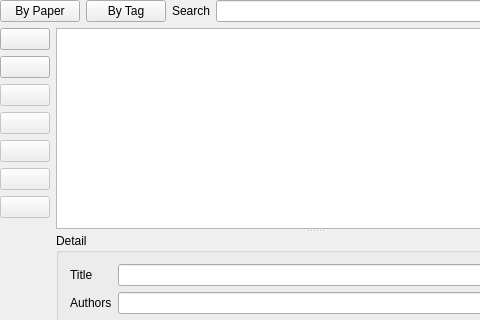
congchenutd/papernet, file PaperTagPage.ui: the form before one commit; both pictures show x 0 to 480 and y 0 to 320 of the 884 by 612 pixel window.
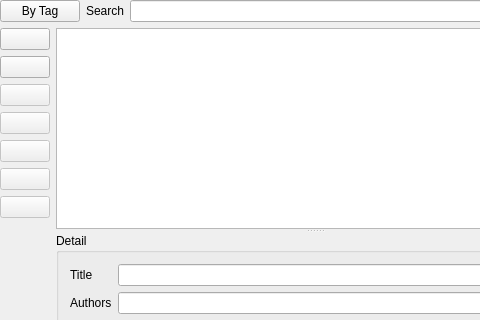
The form after the commit. Icons and pictures are not drawn.

Diff of the .ui file:
```diff
--- a/PaperTagPage.ui
+++ b/PaperTagPage.ui
@@ -20,21 +20,7 @@
    <item row="0" column="0" colspan="3">
     <layout class="QHBoxLayout" name="horizontalLayout">
      <item>
-      <widget class="QPushButton" name="btByPaper">
-       <property name="text">
-        <string>By Paper</string>
-       </property>
-       <property name="icon">
-        <iconset resource="MainWindow.qrc">
-         <normaloff>:/MainWindow/Images/ToiletPaper.png</normaloff>:/MainWindow/Images/ToiletPaper.png</iconset>
-       </property>
-       <property name="checkable">
-        <bool>true</bool>
-       </property>
-      </widget>
-     </item>
-     <item>
-      <widget class="QPushButton" name="btByTag">
+      <widget class="QPushButton" name="btByWhat">
        <property name="text">
         <string>By Tag</string>
        </property>
@@ -42,9 +28,6 @@
         <iconset resource="MainWindow.qrc">
          <normaloff>:/MainWindow/Images/Tag.png</normaloff>:/MainWindow/Images/Tag.png</iconset>
        </property>
-       <property name="checkable">
-        <bool>true</bool>
-       </property>
       </widget>
      </item>
      <item>
```
Left out of the diff: 6 changed lines with no effect on the pictures.
